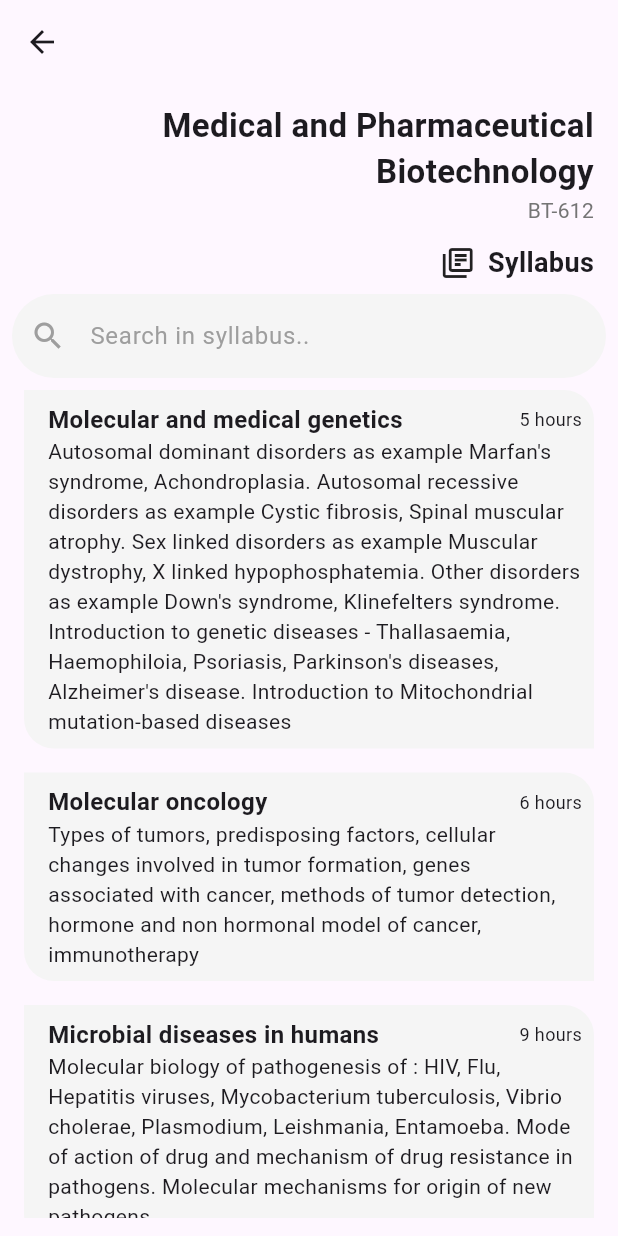
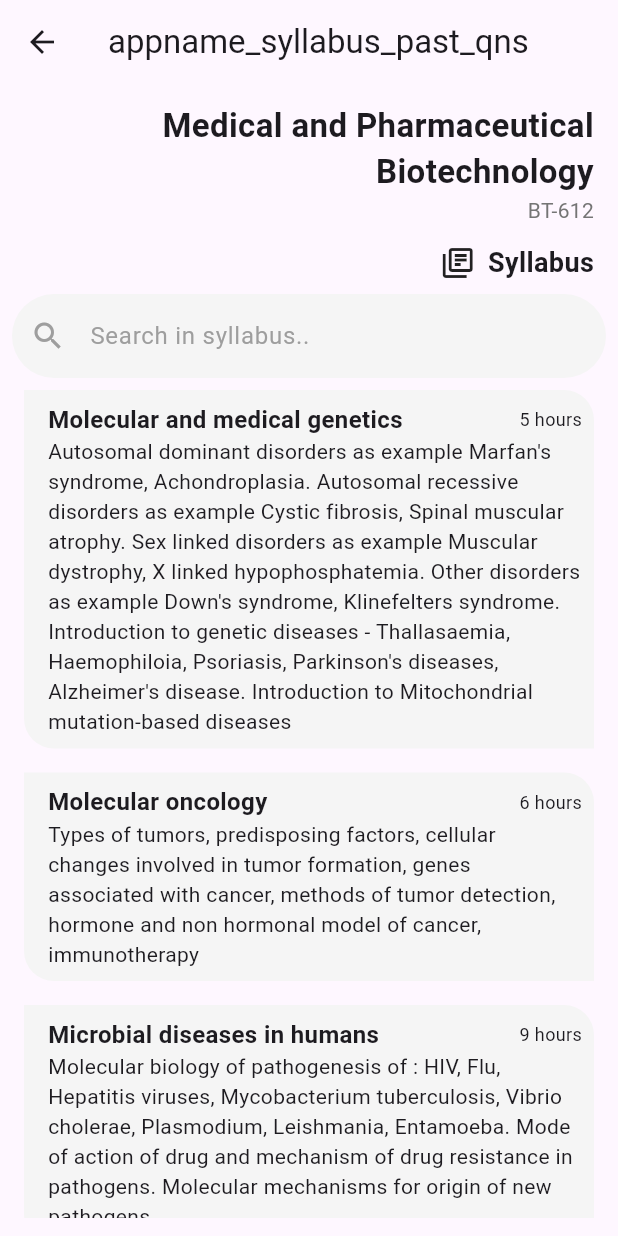
Before and after one commit to rizanB/past_qns, a Flutter app: the screen it shows after launch, after a tap on "Syllabus", on a phone screen of 412 x 824 dp. Run offline on Flutter 3.47's test engine with Material 3 defaults, Android fonts, the phone set to English and light mode, and no system bars.

Commit message:
fix: improve layout & add appbar title

```diff
--- a/lib/main.dart
+++ b/lib/main.dart
@@ -133,7 +133,7 @@ class MyApp extends StatelessWidget {
       debugShowCheckedModeBanner: false,
       home: Scaffold(
         appBar: AppBar(
-          title: const Text("Past Questions",
+          title: const Text("appname_syllabus_past_qns",
               style: TextStyle(fontSize: 22.0, fontWeight: FontWeight.bold)),
         ),
         body: Padding(
--- a/lib/screens/course_detail_screen.dart
+++ b/lib/screens/course_detail_screen.dart
@@ -1,4 +1,3 @@
-// ignore_for_file: prefer_const_constructors
 
 import 'package:flutter/material.dart';
 import 'package:past_qns/constants/colors.dart';
@@ -55,7 +54,7 @@ class _CourseDetailPageState extends State<CourseDetailPage> {
   Widget build(BuildContext context) {
     return Scaffold(
       appBar: AppBar(
-          // title: Text("Past Questions"),
+          title: const Text("appname_syllabus_past_qns"),
           ),
       body: questionList.isNotEmpty
           ? Padding(
--- a/lib/screens/syllabus_screen.dart
+++ b/lib/screens/syllabus_screen.dart
@@ -39,7 +39,9 @@ class _SyllabusScreenState extends State<SyllabusScreen> {
   @override
   Widget build(BuildContext context) {
     return Scaffold(
-      appBar: AppBar(),
+      appBar: AppBar(
+        title: const Text("appname_syllabus_past_qns"),
+      ),
       body: widget.courseSyllabus.isNotEmpty
           ? Padding(
               padding: const EdgeInsets.symmetric(
```
